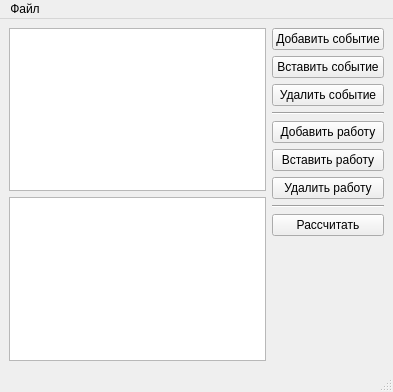
Qt form mainwindow.ui (Anna-Sent/networkplanning) before a commit.
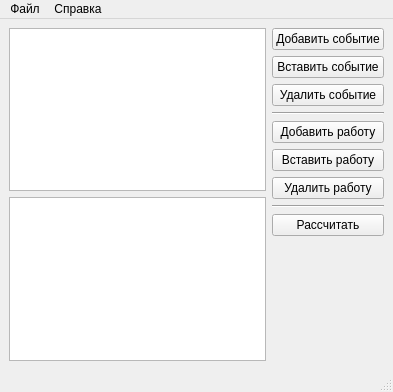
The same form after that commit.

```diff
--- a/mainwindow.ui
+++ b/mainwindow.ui
@@ -126,7 +126,7 @@
      <height>25</height>
     </rect>
    </property>
-   <widget class="QMenu" name="menu">
+   <widget class="QMenu" name="menuFile">
     <property name="title">
      <string>Файл</string>
     </property>
@@ -138,7 +138,14 @@
     <addaction name="separator"/>
     <addaction name="actionExit"/>
    </widget>
-   <addaction name="menu"/>
+   <widget class="QMenu" name="menuHelp">
+    <property name="title">
+     <string>Справка</string>
+    </property>
+    <addaction name="actionAbout"/>
+   </widget>
+   <addaction name="menuFile"/>
+   <addaction name="menuHelp"/>
   </widget>
   <widget class="QStatusBar" name="statusbar"/>
   <action name="actionNew">
```
Left out of the diff: 5 changed lines with no effect on the pictures.
